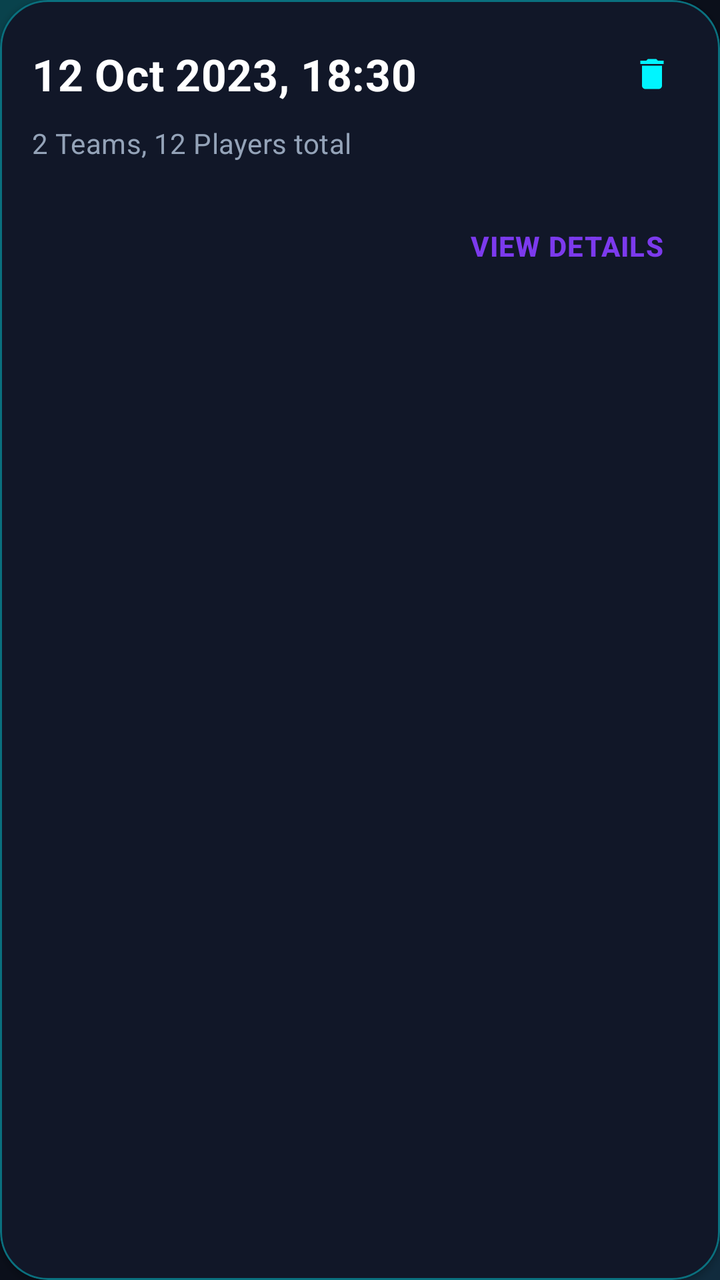
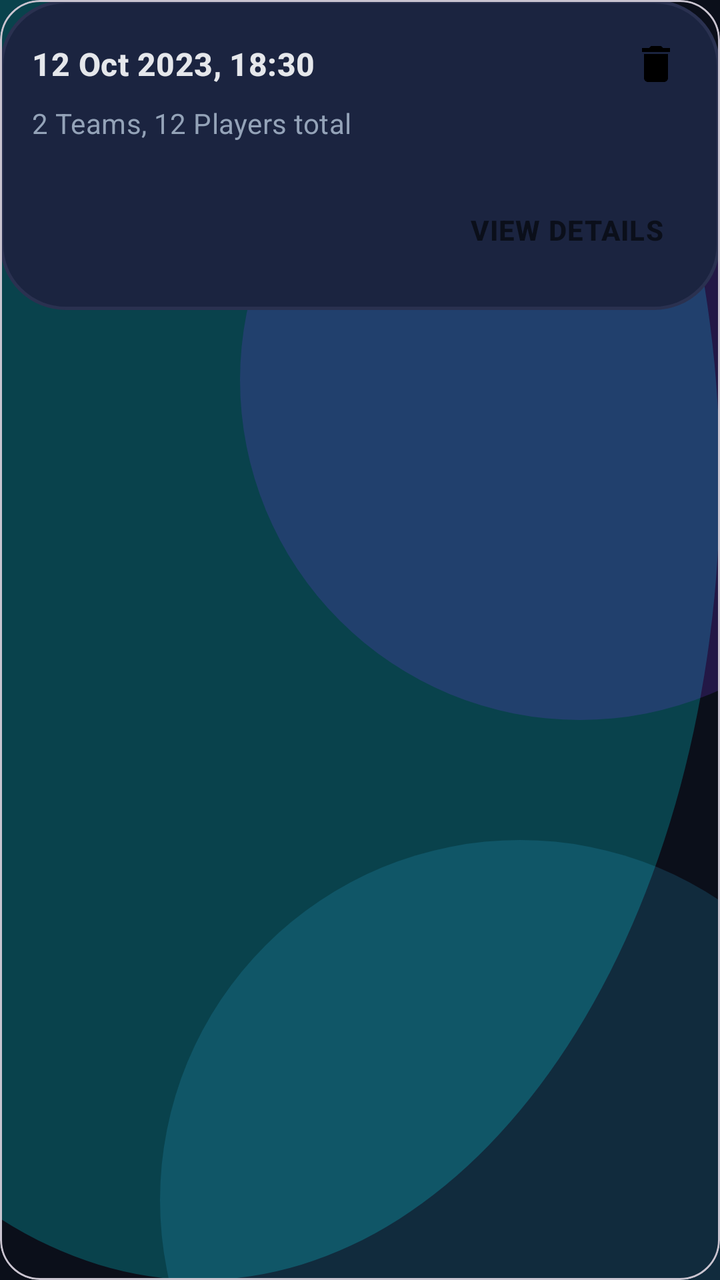

The first picture is an Android layout as it rendered before a commit; the second is the same layout after the commit. The layout source and the unified diff follow.
<!-- AndroidManifest.xml: application theme Theme.TeamBalancer -->
<!-- res/layout/item_history.xml -->
<?xml version="1.0" encoding="utf-8"?>
<com.google.android.material.card.MaterialCardView xmlns:android="http://schemas.android.com/apk/res/android"
    xmlns:app="http://schemas.android.com/apk/res-auto"
    android:layout_width="match_parent"
    android:layout_height="wrap_content"
    android:layout_marginVertical="@dimen/list_item_vertical_gap"
    app:cardBackgroundColor="@color/surface"
    app:cardCornerRadius="@dimen/card_corner"
    app:cardElevation="2dp"
    app:rippleColor="@color/ripple_surface"
    app:strokeColor="@color/stroke_glow"
    app:strokeWidth="1dp">

    <LinearLayout
        android:layout_width="match_parent"
        android:layout_height="wrap_content"
        android:orientation="vertical"
        android:padding="16dp">

        <LinearLayout
            android:layout_width="match_parent"
            android:layout_height="wrap_content"
            android:gravity="center_vertical"
            android:orientation="horizontal">

            <TextView
                android:id="@+id/txtHistoryDate"
                android:layout_width="0dp"
                android:layout_height="wrap_content"
                android:layout_weight="1"
                android:text="12 Oct 2023, 18:30"
                android:textAppearance="@style/TextAppearance.TeamBalancer.TitleLarge"
                android:textColor="@color/white" />

            <com.google.android.material.button.MaterialButton
                android:id="@+id/btnDeleteHistory"
                style="@style/Widget.Material3.Button.IconButton"
                android:layout_width="42dp"
                android:layout_height="42dp"
                android:insetTop="0dp"
                android:insetBottom="0dp"
                app:icon="@drawable/ic_delete"
                app:iconTint="@color/accent"
                app:iconSize="20dp" />
        </LinearLayout>

        <TextView
            android:id="@+id/txtHistorySummary"
            android:layout_width="match_parent"
            android:layout_height="wrap_content"
            android:layout_marginTop="4dp"
            android:text="2 Teams, 12 Players total"
            android:textAppearance="@style/TextAppearance.TeamBalancer.BodyMedium"
            android:textColor="@color/on_surface_variant" />

        <HorizontalScrollView
            android:layout_width="match_parent"
            android:layout_height="wrap_content"
            android:layout_marginTop="12dp"
            android:scrollbars="none">

            <LinearLayout
                android:id="@+id/layoutHistoryTeams"
                android:layout_width="wrap_content"
                android:layout_height="wrap_content"
                android:orientation="horizontal" />
        </HorizontalScrollView>

        <com.google.android.material.button.MaterialButton
            android:id="@+id/btnViewHistory"
            style="@style/Widget.Material3.Button.TextButton"
            android:layout_width="wrap_content"
            android:layout_height="wrap_content"
            android:layout_gravity="end"
            android:layout_marginTop="6dp"
            android:text="VIEW DETAILS"
            android:textColor="@color/secondary" />

    </LinearLayout>
</com.google.android.material.card.MaterialCardView>
<!-- resources referenced by this layout -->
<resources>
  <color name="accent">#00F5FF</color>
  <color name="on_surface_variant">#94A3B8</color>
  <color name="ripple_surface">#50FFFFFF</color>
  <color name="secondary">#7C3AED</color>
  <color name="stroke_glow">#6600F5FF</color>
  <color name="surface">#12182A</color>
  <color name="white">#FFFFFF</color>
  <dimen name="card_corner">24dp</dimen>
  <dimen name="list_item_vertical_gap">8dp</dimen>
  <style name="TextAppearance.TeamBalancer.BodyMedium" parent="TextAppearance.Material3.BodyMedium">
          <item name="android:letterSpacing">0.01</item>
      </style>
  <style name="TextAppearance.TeamBalancer.TitleLarge" parent="TextAppearance.Material3.TitleLarge">
          <item name="android:textStyle">bold</item>
          <item name="android:letterSpacing">0.01</item>
      </style>
  <style name="Theme.TeamBalancer" parent="Base.Theme.TeamBalancer" />
  <color name="primary">#0B0F1A</color>
  <color name="primary_variant">#151B2E</color>
  <color name="on_secondary">#FFFFFF</color>
  <color name="surface_soft">#252F4D</color>
  <color name="on_surface">#E5E7EB</color>
  <color name="divider">#2A3150</color>
  <color name="background">#0B0F1A</color>
  <style name="Widget.TeamBalancer.PopupMenu" parent="Widget.Material3.PopupMenu">
          <item name="android:popupBackground">@color/surface_elevated</item>
          <item name="android:textColor">@color/white</item>
          <item name="android:textColorPrimary">@color/white</item>
      </style>
  <style name="TextAppearance.TeamBalancer.HeadlineLarge" parent="TextAppearance.Material3.HeadlineLarge">
          <item name="android:textStyle">bold</item>
          <item name="android:letterSpacing">0.0</item>
      </style>
  <style name="TextAppearance.TeamBalancer.HeadlineMedium" parent="TextAppearance.Material3.HeadlineMedium">
          <item name="android:textStyle">bold</item>
          <item name="android:letterSpacing">0.0</item>
      </style>
  <style name="TextAppearance.TeamBalancer.TitleMedium" parent="TextAppearance.Material3.TitleMedium">
          <item name="android:textStyle">bold</item>
          <item name="android:letterSpacing">0.01</item>
      </style>
  <style name="TextAppearance.TeamBalancer.TitleSmall" parent="TextAppearance.Material3.TitleSmall">
          <item name="android:textStyle">bold</item>
          <item name="android:letterSpacing">0.02</item>
      </style>
  <style name="TextAppearance.TeamBalancer.BodyLarge" parent="TextAppearance.Material3.BodyLarge">
          <item name="android:letterSpacing">0.01</item>
      </style>
  <style name="TextAppearance.TeamBalancer.LabelLarge" parent="TextAppearance.Material3.LabelLarge">
          <item name="android:textStyle">bold</item>
          <item name="android:letterSpacing">0.08</item>
      </style>
  <style name="TextAppearance.TeamBalancer.LabelMedium" parent="TextAppearance.Material3.LabelMedium">
          <item name="android:textStyle">bold</item>
          <item name="android:letterSpacing">0.06</item>
      </style>
  <style name="ShapeAppearance.TeamBalancer.Small" parent="ShapeAppearance.Material3.SmallComponent">
          <item name="cornerSize">10dp</item>
      </style>
  <style name="ShapeAppearance.TeamBalancer.Medium" parent="ShapeAppearance.Material3.MediumComponent">
          <item name="cornerSize">20dp</item>
      </style>
  <style name="Widget.TeamBalancer.Button.Text" parent="Widget.Material3.Button.TextButton">
          <item name="android:textColor">@color/accent</item>
          <item name="android:textStyle">bold</item>
      </style>
  <color name="surface_elevated">#1B2440</color>
  <dimen name="toolbar_min_height">64dp</dimen>
  <!-- unchanged entries left out for length: 7 -->
</resources>

<!-- the commit's change to res/layout/item_history.xml (unified diff, before → after) -->
@@ -3,17 +3,15 @@
     xmlns:app="http://schemas.android.com/apk/res-auto"
     android:layout_width="match_parent"
     android:layout_height="wrap_content"
-    android:layout_marginVertical="@dimen/list_item_vertical_gap"
-    app:cardBackgroundColor="@color/surface"
-    app:cardCornerRadius="@dimen/card_corner"
-    app:cardElevation="2dp"
-    app:rippleColor="@color/ripple_surface"
-    app:strokeColor="@color/stroke_glow"
-    app:strokeWidth="1dp">
+    android:layout_marginVertical="6dp"
+    app:cardBackgroundColor="@android:color/transparent"
+    app:cardCornerRadius="20dp"
+    app:cardElevation="0dp">
 
     <LinearLayout
         android:layout_width="match_parent"
         android:layout_height="wrap_content"
+        android:background="@drawable/bg_surface_panel"
         android:orientation="vertical"
         android:padding="16dp">
 
@@ -29,19 +27,17 @@
                 android:layout_height="wrap_content"
                 android:layout_weight="1"
                 android:text="12 Oct 2023, 18:30"
-                android:textAppearance="@style/TextAppearance.TeamBalancer.TitleLarge"
-                android:textColor="@color/white" />
+                android:textAppearance="@style/TextAppearance.TeamBalancer.TitleMedium"
+                android:textColor="@color/on_surface" />
 
-            <com.google.android.material.button.MaterialButton
+            <ImageButton
                 android:id="@+id/btnDeleteHistory"
-                style="@style/Widget.Material3.Button.IconButton"
-                android:layout_width="42dp"
-                android:layout_height="42dp"
-                android:insetTop="0dp"
-                android:insetBottom="0dp"
-                app:icon="@drawable/ic_delete"
-                app:iconTint="@color/accent"
-                app:iconSize="20dp" />
+                android:layout_width="32dp"
+                android:layout_height="32dp"
+                android:background="?attr/selectableItemBackgroundBorderless"
+                android:scaleType="centerInside"
+                android:src="@drawable/ic_delete"
+                app:tint="@color/accent_pink" />
         </LinearLayout>
 
         <TextView
@@ -72,9 +68,10 @@
             android:layout_width="wrap_content"
             android:layout_height="wrap_content"
             android:layout_gravity="end"
-            android:layout_marginTop="6dp"
+            android:layout_marginTop="8dp"
             android:text="VIEW DETAILS"
-            android:textColor="@color/secondary" />
+            android:textColor="@color/accent_cyan"
+            android:textStyle="bold" />
 
     </LinearLayout>
 </com.google.android.material.card.MaterialCardView>
<!-- resource entries referenced after the edit -->
@@ -2,13 +2,19 @@
 <resources>
   <color name="accent">#00F5FF</color>
   <color name="on_surface_variant">#94A3B8</color>
+  <!-- drawable bg_surface_panel (drawable) -->
+  <?xml version="1.0" encoding="utf-8"?>
+  <shape xmlns:android="http://schemas.android.com/apk/res/android">
+      <corners android:radius="@dimen/glass_corner" />
+      <solid android:color="@color/surface_elevated" />
+      <stroke
+          android:width="1.5dp"
+          android:color="@color/divider" />
+  </shape>
   <color name="ripple_surface">#50FFFFFF</color>
   <color name="secondary">#7C3AED</color>
-  <color name="stroke_glow">#6600F5FF</color>
   <color name="surface">#12182A</color>
   <color name="white">#FFFFFF</color>
-  <dimen name="card_corner">24dp</dimen>
-  <dimen name="list_item_vertical_gap">8dp</dimen>
   <style name="TextAppearance.TeamBalancer.BodyMedium" parent="TextAppearance.Material3.BodyMedium">
           <item name="android:letterSpacing">0.01</item>
       </style>
@@ -17,6 +23,7 @@
           <item name="android:letterSpacing">0.01</item>
       </style>
   <style name="Theme.TeamBalancer" parent="Base.Theme.TeamBalancer" />
+  <dimen name="glass_corner">32dp</dimen>
   <color name="primary">#0B0F1A</color>
   <color name="primary_variant">#151B2E</color>
   <color name="on_secondary">#FFFFFF</color>
